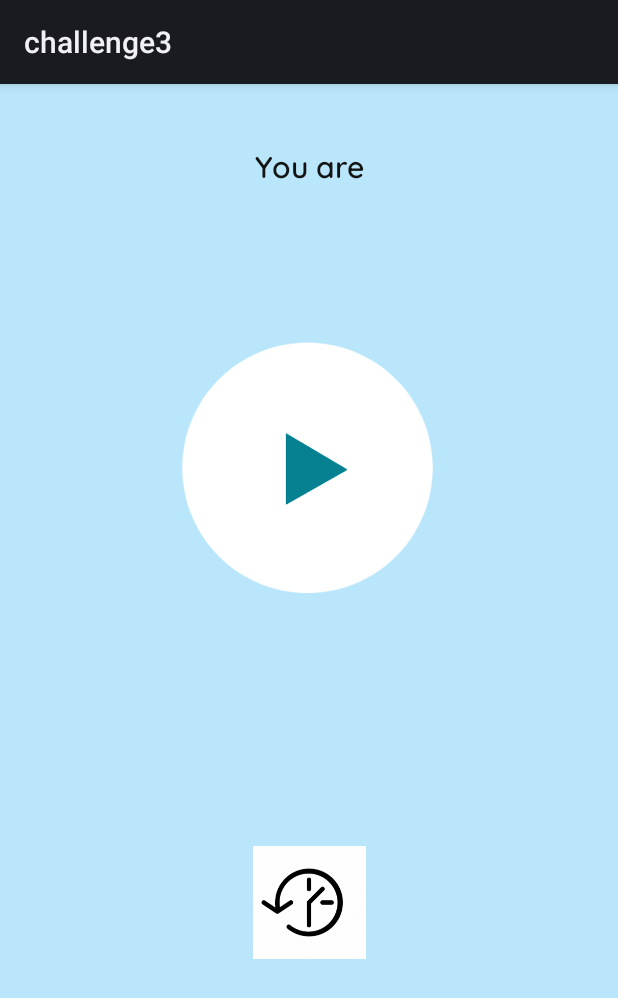
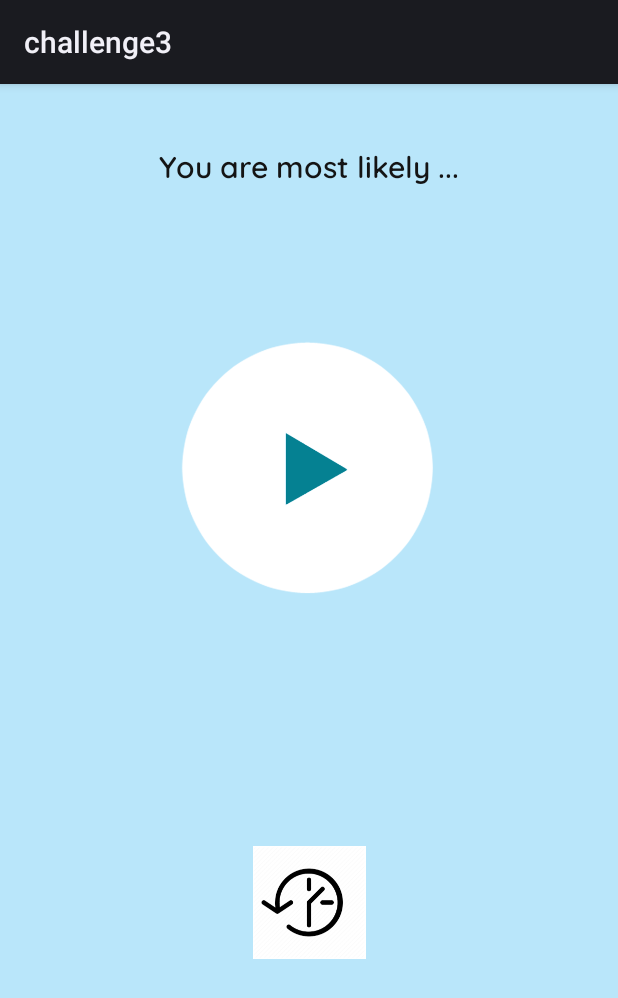
Before and after one commit to rlagusrud61/mod9-challenge3, an Android app: the screen it shows after launch (SensorActivity), after a tap on an icon or button, on a phone screen of 412 x 824 dp. Shown: the top 998 px of the screen. Run offline under Robolectric (Android 15) with nearby library versions, the phone set to English and light mode, and no system bars; libraries missing offline, so code that uses them is left out: weka.classifiers, weka.core, weka.filters.unsupervised, weka.gui, weka.gui.beans; 30 statements that could not run were skipped.

Commit message:
Everything all together. Fixed the history

```diff
--- a/app/src/main/java/com/example/challenge3/SensorActivity.java
+++ b/app/src/main/java/com/example/challenge3/SensorActivity.java
@@ -197,9 +197,9 @@ public class SensorActivity extends FragmentActivity implements SensorEventListe
 
         // When this button gets clicked, you will move into the history tab
        if (view.equals(activities) && atHomeScreen){
-           introText.setText("You are");
+           Log.d(TAG,"has enetered onClick");
+           introText.setText("You are most likely ...");
            atHomeScreen = false;
-           createTrainingSet();
            initiateReadings();
            running = true;
 
```
